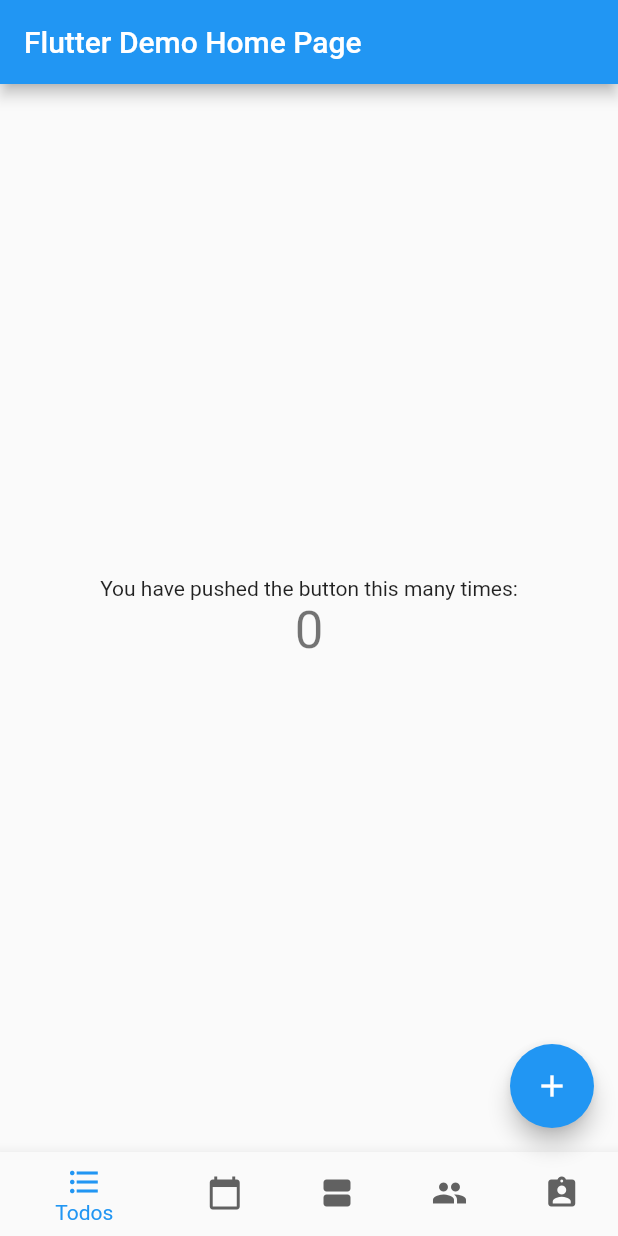
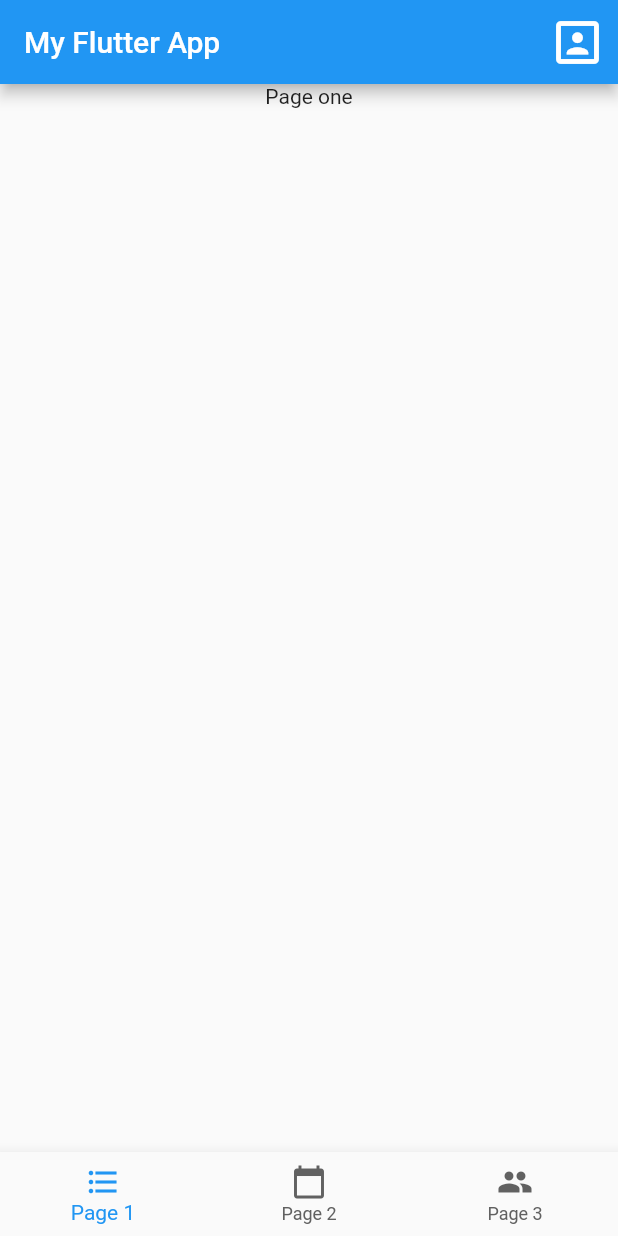
Before and after one commit to dleurs/simple_flutter_auth_app, a Flutter app: the screen it shows after launch, on a phone screen of 412 x 824 dp. Run offline on Flutter 3.47's test engine with Material 2 defaults, Android fonts, the phone set to English and light mode, and no system bars; our stand-ins replace cloud_firestore, firebase_auth; accounts and stored records are empty.

```diff
--- a/lib/main.dart
+++ b/lib/main.dart
@@ -1,4 +1,9 @@
 import 'package:flutter/material.dart';
+import 'package:provider/provider.dart';
+
+import 'package:simple_flutter_auth_app/models/state.dart';
+import 'package:simple_flutter_auth_app/ui/screens/user-screen.dart';
+import 'package:simple_flutter_auth_app/util/page-enum.dart';
 
 void main() => runApp(MyApp());
 
@@ -6,92 +11,64 @@ class MyApp extends StatelessWidget {
   @override
   Widget build(BuildContext context) {
     return MaterialApp(
-      title: 'Flutter Demo',
+      title: 'My Flutter App',
       theme: ThemeData(
         primarySwatch: Colors.blue,
       ),
-      home: MyHomePage(title: 'Flutter Demo Home Page'),
+      debugShowCheckedModeBanner: false,
+      home: ChangeNotifierProvider<StateModel> (
+        create: (context) => StateModel(),
+        child: BaseScaffold(),
+      ),
     );
   }
 }
 
-class MyHomePage extends StatefulWidget {
-  MyHomePage({Key key, this.title}) : super(key: key);
+class BaseScaffold extends StatelessWidget {
 
-  final String title;
+  void changePage(int index, BuildContext context) {
+    StateModel state = Provider.of<StateModel>(context);
 
-  @override
-  _MyHomePageState createState() => _MyHomePageState();
   }
 
-class _MyHomePageState extends State<MyHomePage> {
-  int _counter = 0;
-
-  void _incrementCounter() {
-    setState(() {
-      _counter++;
-    });
-  }
 
   @override
   Widget build(BuildContext context) {
+    StateModel state = Provider.of<StateModel>(context);
     return Scaffold(
       appBar: AppBar(
-        title: Text(widget.title),
-      ),
-      body: Center(
-        child: Column(
-          mainAxisAlignment: MainAxisAlignment.center,
-          children: <Widget>[
-            Text(
-              'You have pushed the button this many times:',
-            ),
-            Text(
-              '$_counter',
-              style: Theme.of(context).textTheme.display1,
+        title: Text("My Flutter App"),
+        actions: [
+          IconButton(
+            icon: Icon(Icons.portrait),
+            color: Colors.white,
+            iconSize: 38.0,
+            onPressed: () => null,
           ),
         ],
       ),
-      ),
+      body: pageToWidget(state.currentPage),
       bottomNavigationBar: BottomNavigationBar(
-        currentIndex: 0,
-        onTap: null,
+        currentIndex: pageToIndex(state.currentPage),
+        onTap: state.changePage,
         selectedItemColor: Colors.blue,
         unselectedItemColor: Colors.grey[700],
-        //showUnselectedLabels: true,
+        //showUnselectedLabels: false,
         items: [
           BottomNavigationBarItem(
-            // Index 0 : Todo
             icon: Icon(Icons.format_list_bulleted),
-            title: Text('Todos'),
+            title: Text('Page 1'),
           ),
           BottomNavigationBarItem(
-            // Index 1 : Todo Calendar
             icon: Icon(Icons.calendar_today),
-            title: Text('Calendar'),
+            title: Text('Page 2'),
           ),
           BottomNavigationBarItem(
-            // Index 2 : Todo Group
-            icon: Icon(Icons.view_agenda),
-            title: Text('Todo Lists'),
-          ),
-          BottomNavigationBarItem(
-            // Index 3 : Friends
             icon: Icon(Icons.group),
-            title: Text('Groups'),
-          ),
-          BottomNavigationBarItem(
-            // Index 4 : User
-            icon: Icon(Icons.assignment_ind),
-            title: Text('User'),
+            title: Text('Page 3'),
           ),
         ],
       ),
-      floatingActionButton: FloatingActionButton(
-        onPressed: _incrementCounter,
-        tooltip: 'Increment',
-        child: Icon(Icons.add),
-      ), // This trailing comma makes auto-formatting nicer for build methods.
     );
   }
 }
--- a/lib/models/state.dart
+++ b/lib/models/state.dart
@@ -3,17 +3,26 @@ import 'package:firebase_auth/firebase_auth.dart';
 
 import 'package:simple_flutter_auth_app/models/settings.dart';
 import 'package:simple_flutter_auth_app/models/user.dart';
+import 'package:simple_flutter_auth_app/util/page-enum.dart';
+
 
 class StateModel extends ChangeNotifier {
   bool isLoading;
+  Page currentPage;
   FirebaseUser firebaseUserAuth;
   User user;
   Settings settings;
 
   StateModel({
     this.isLoading = false,
+    this.currentPage = Page.pageOne,
     this.firebaseUserAuth,
     this.user,
     this.settings,
   });
+
+  void changePage(int toIndex) {
+    this.currentPage = indexToPage(toIndex);
+    notifyListeners();
+  }
 }
--- /dev/null
+++ b/lib/ui/screens/page-one-screen.dart
@@ -0,0 +1,15 @@
+
+import 'package:flutter/material.dart';
+
+class PageOneScreen extends StatelessWidget {
+  @override
+  Widget build(BuildContext context) {
+    return Center(
+      child: Column(
+        children: <Widget>[
+          Text("Page one"),
+        ],
+      ),
+    );
+  }
+}
--- /dev/null
+++ b/lib/util/page-enum.dart
@@ -0,0 +1,58 @@
+import 'package:flutter/material.dart';
+
+import 'package:simple_flutter_auth_app/ui/screens/page-one-screen.dart';
+import 'package:simple_flutter_auth_app/ui/screens/page-three-screen.dart';
+import 'package:simple_flutter_auth_app/ui/screens/page-two-screen.dart';
+import 'package:simple_flutter_auth_app/ui/screens/user-screen.dart';
+
+enum Page {
+  pageOne,
+  pageTwo,
+  pageThree,
+  user,
+}
+
+Widget pageToWidget(Page pageInput) {
+  if (pageInput == Page.pageOne) {
+    return PageOneScreen();
+  }
+  else if (pageInput == Page.pageTwo) {
+    return PageTwoScreen();
+  }
+  else if (pageInput == Page.pageThree) {
+    return PageThreeScreen();
+  }
+  else {
+    return UserScreen();
+  }
+}
+
+int pageToIndex(Page pageInput) {
+  if (pageInput == Page.pageOne) {
+    return 0;
+  }
+  else if (pageInput == Page.pageTwo) {
+    return 1;
+  }
+  else if (pageInput == Page.pageThree) {
+    return 2;
+  }
+  else { // should never be the case
+    return -1;
+  }
+}
+
+Page indexToPage(int index) {
+    if (index == 0) {
+    return Page.pageOne;
+  }
+  else if (index == 1) {
+    return Page.pageTwo;
+  }
+  else if (index == 2) {
+    return Page.pageThree;
+  }
+  else { // should never be the case
+    return Page.user;
+  }
+}
```
Also changed, not shown: lib/ui/screens/page-three-screen.dart (added, +15 -0 lines), lib/ui/screens/page-two-screen.dart (added, +15 -0 lines), lib/ui/screens/user-screen.dart (added, +15 -0 lines). Lines whose indentation alone changed are shown as unchanged.
